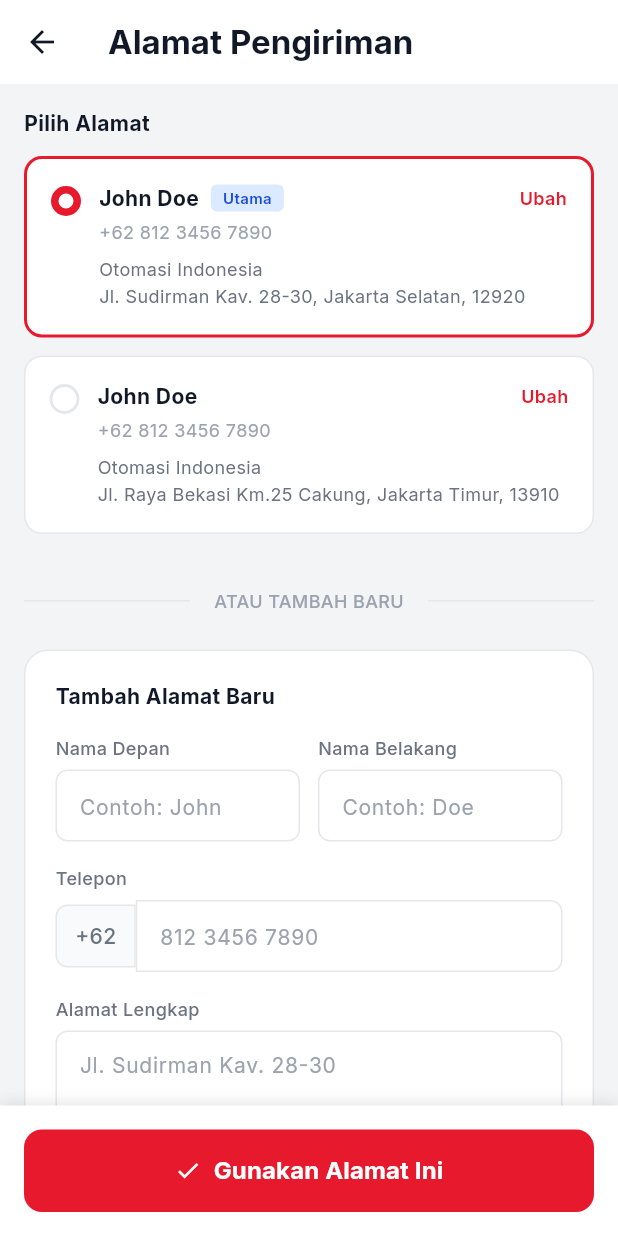
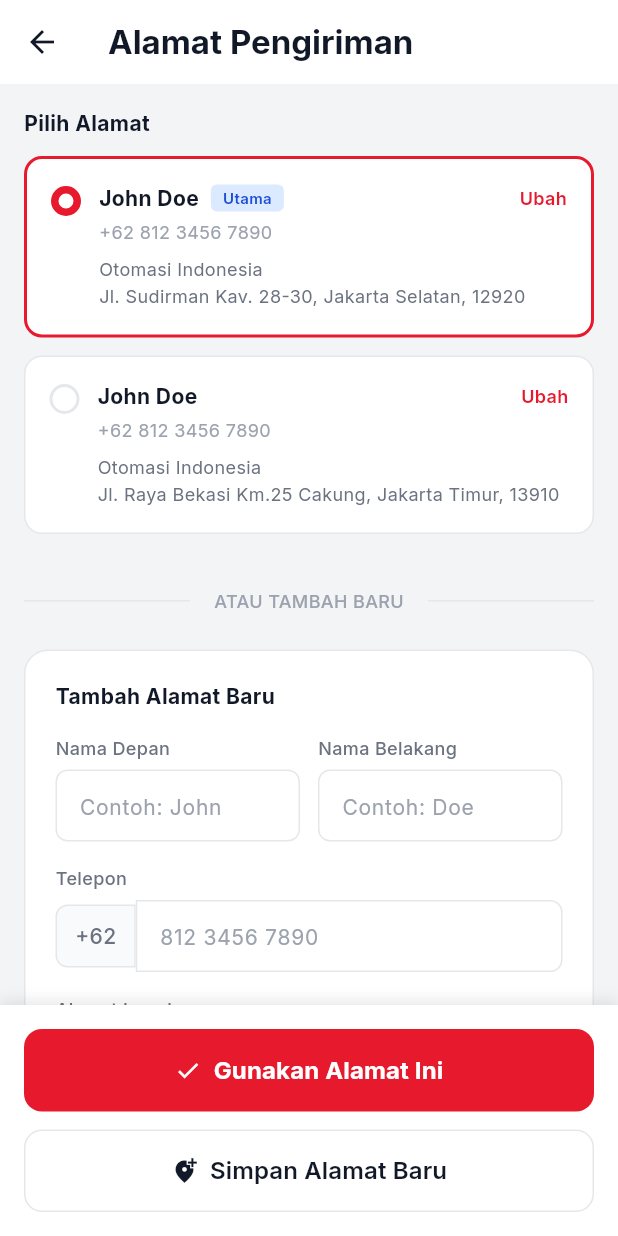
Before and after one commit to peterkrn/otomasiku-mobile, a Flutter app: the ShippingScreen screen opened by its route, on a phone screen of 412 x 824 dp. Run offline on Flutter 3.47's test engine with Material 3 defaults, Android fonts, the phone set to English and light mode, and no system bars; our stand-ins replace flutter_riverpod, go_router, google_fonts, shared_preferences; accounts and stored records are empty.

Commit message:
fix: improve address management and navigation
- Add support for adding new addresses in EditAddressScreen
- Update AppBar title and button text based on add/edit mode
- Add two buttons in ShippingScreen: "Gunakan Alamat" and "Simpan Alamat Baru"
- Fix missing save button for new address form in shipping screen

Co-Authored-By: Claude Opus 4.6 <noreply@anthropic.com>

```diff
--- a/lib/features/shipping/shipping_screen.dart
+++ b/lib/features/shipping/shipping_screen.dart
@@ -658,10 +658,15 @@ class _ShippingScreenState extends ConsumerState<ShippingScreen> {
       ),
       child: SafeArea(
         top: false,
-        child: SizedBox(
+        child: widget.isSelectable
+            ? Column(
+                mainAxisSize: MainAxisSize.min,
+                children: [
+                  // Button to use selected address
+                  SizedBox(
                     width: double.infinity,
                     child: ElevatedButton(
-            onPressed: widget.isSelectable ? _useSelectedAddress : _saveNewAddress,
+                      onPressed: _useSelectedAddress,
                       style: ElevatedButton.styleFrom(
                         backgroundColor: AppColors.mitsubishiRed,
                         foregroundColor: Colors.white,
@@ -676,7 +681,67 @@ class _ShippingScreenState extends ConsumerState<ShippingScreen> {
                           const Icon(Icons.check, size: 18),
                           const SizedBox(width: 8),
                           Text(
-                  widget.isSelectable ? l10n.useAddress : l10n.saveAddress,
+                            l10n.useAddress,
+                            style: const TextStyle(
+                              fontSize: 16,
+                              fontWeight: FontWeight.bold,
+                            ),
+                          ),
+                        ],
+                      ),
+                    ),
+                  ),
+                  const SizedBox(height: 12),
+                  // Button to save new address
+                  SizedBox(
+                    width: double.infinity,
+                    child: OutlinedButton(
+                      onPressed: _saveNewAddress,
+                      style: OutlinedButton.styleFrom(
+                        foregroundColor: isDark ? AppColors.darkTextPrimary : AppColors.textPrimary,
+                        side: BorderSide(color: isDark ? AppColors.darkBorder : AppColors.border),
+                        padding: const EdgeInsets.symmetric(vertical: 16),
+                        shape: RoundedRectangleBorder(
+                          borderRadius: BorderRadius.circular(12),
+                        ),
+                      ),
+                      child: Row(
+                        mainAxisAlignment: MainAxisAlignment.center,
+                        children: [
+                          const Icon(Icons.add_location_alt, size: 18),
+                          const SizedBox(width: 8),
+                          Text(
+                            'Simpan Alamat Baru',
+                            style: const TextStyle(
+                              fontSize: 16,
+                              fontWeight: FontWeight.w600,
+                            ),
+                          ),
+                        ],
+                      ),
+                    ),
+                  ),
+                ],
+              )
+            : SizedBox(
+                width: double.infinity,
+                child: ElevatedButton(
+                  onPressed: _saveNewAddress,
+                  style: ElevatedButton.styleFrom(
+                    backgroundColor: AppColors.mitsubishiRed,
+                    foregroundColor: Colors.white,
+                    padding: const EdgeInsets.symmetric(vertical: 16),
+                    shape: RoundedRectangleBorder(
+                      borderRadius: BorderRadius.circular(12),
+                    ),
+                  ),
+                  child: Row(
+                    mainAxisAlignment: MainAxisAlignment.center,
+                    children: [
+                      const Icon(Icons.check, size: 18),
+                      const SizedBox(width: 8),
+                      Text(
+                        l10n.saveAddress,
                         style: const TextStyle(
                           fontSize: 16,
                           fontWeight: FontWeight.bold,
```
Also changed, not shown: lib/features/address/edit_address_screen.dart (+33 -9 lines). Lines whose indentation alone changed are shown as unchanged.
